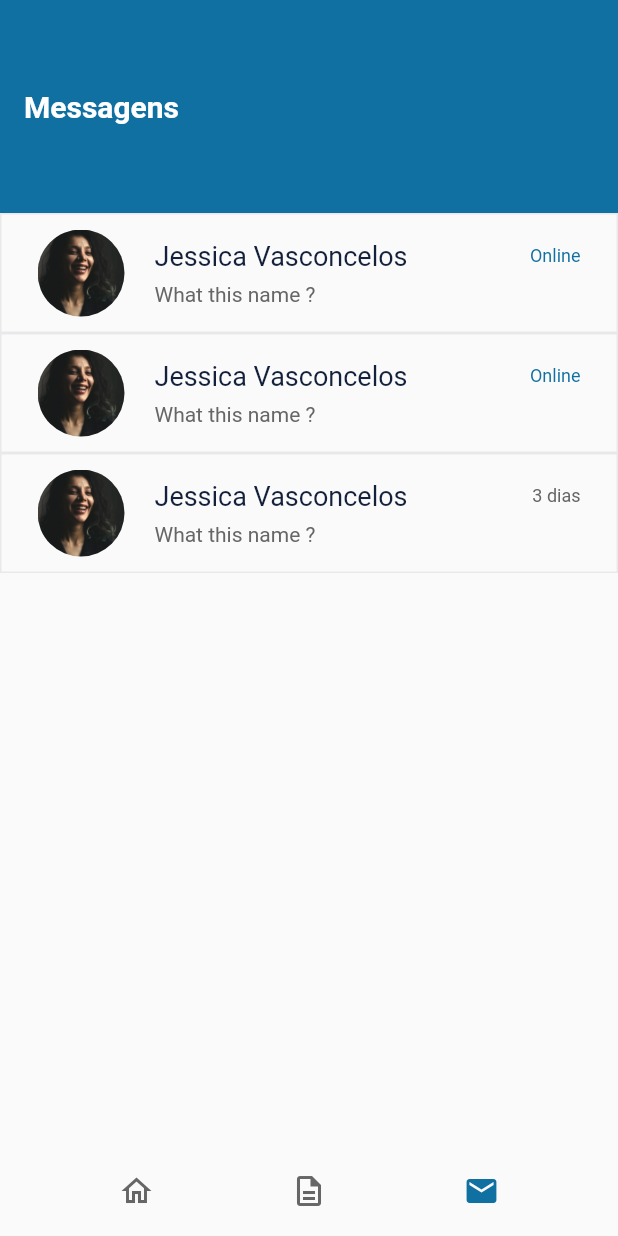
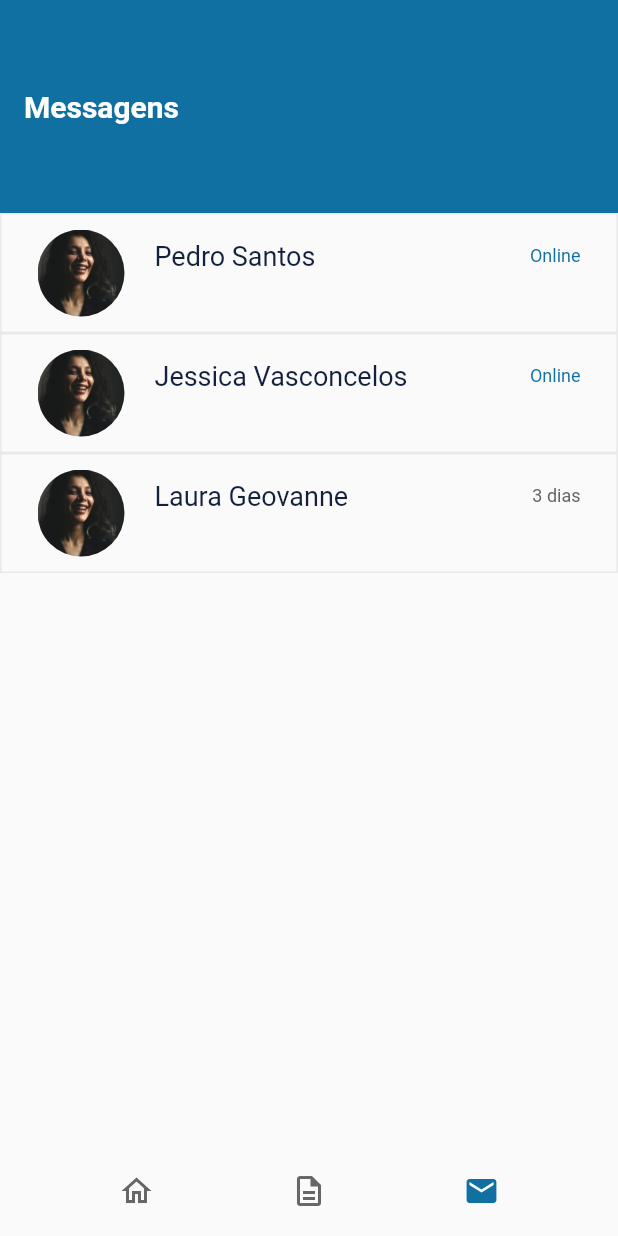
Before and after one commit to DanielCabral/mobile-flutter, a Flutter app: the MessagesPage screen opened by its route, on a phone screen of 412 x 824 dp. Run offline on Flutter 3.47's test engine with Material 2 defaults, Android fonts, the phone set to English and light mode, and no system bars; our stand-ins replace chewie, firebase_core, google_fonts, google_sign_in, shared_preferences, video_player; accounts and stored records are empty; network calls fail.

Commit message:
Added page chat e funcion logout

```diff
--- a/lib/app_widget.dart
+++ b/lib/app_widget.dart
@@ -1,12 +1,14 @@
 
 import 'package:flutter/material.dart';
 import 'package:learnenglish/modules/login/login_page.dart';
+import 'package:learnenglish/shared/shared/models/user_model.dart';
 import 'modules/home/home_page.dart';
 import 'modules/lessonsList/lessons_page.dart';
 import 'modules/messages/messages_page.dart';
 import 'modules/splash/splash_page.dart';
 import 'modules/lessonplayer/lesson_player.dart';
 import 'shared/themes/app_colors.dart';
+import 'package:learnenglish/modules/chatMessage/chat_message_page.dart';
 
 class AppWidget extends StatelessWidget {
   const AppWidget({ Key? key }) : super(key: key);
@@ -22,10 +24,11 @@ class AppWidget extends StatelessWidget {
       routes: {
         "/splash": (context) => SplashPage(),
         "/login": (context) => LoginPage(),
-        "/home": (context) => HomePage(),
+        "/home": (context) => HomePage(user: ModalRoute.of(context)!.settings.arguments as UserModel),
         "/messages": (context) => MessagesPage(),
         "/lessons": (context) => LessonsPage(),
         "/video": (context) => LessonPlayer(),
+        "/chat": (context) => ChatMessagePage(),
       },
     );
   }
--- a/lib/modules/messages/messages_page.dart
+++ b/lib/modules/messages/messages_page.dart
@@ -13,42 +13,6 @@ class MessagesPage extends StatefulWidget {
 
 class _MessagesPageState extends State<MessagesPage> {
   final controller = MessagesController();
-
-  final pages = [
-    Container(
-      child: Column(
-        mainAxisAlignment: MainAxisAlignment.start,
-        children: [
-          ChatList(
-            data: ChatModel(
-              name: "Jessica Vasconcelos",
-              status:"Online",
-              lastView:"3 dias",
-              lastMessage: "What this name ?",
-              photo:""
-              )
-          ),
-          ChatList(
-            data: ChatModel(
-              name: "Jessica Vasconcelos",
-              status:"Online",
-              lastView:"",
-              lastMessage: "What this name ?",
-              photo:""
-              )
-          ),
-          ChatList(
-            data: ChatModel(
-              name: "Jessica Vasconcelos",
-              status:"",
-              lastView:"3 dias",
-              lastMessage: "What this name ?",
-              photo:""
-              )
-          ),
-        ],
-      ),
-    )];
   @override
   Widget build(BuildContext context) {
     return Scaffold(
@@ -67,7 +31,49 @@ class _MessagesPageState extends State<MessagesPage> {
                     fontWeight: FontWeight.bold),
               )))),
         ),
-        body: pages[controller.currentPage],
+        body:    Container(
+      child: Column(
+        mainAxisAlignment: MainAxisAlignment.start,
+        children: [
+          ChatList(
+            data: ChatModel(
+              name: "Pedro Santos",
+              status:"Online",
+              lastView:"3 dias",
+              lastMessage: "",
+              photo:"person2.jpeg"
+            ),
+              onTap: () {
+                        Navigator.pushNamed(context, "/chat");
+                      }
+          ),
+          ChatList(
+            data: ChatModel(
+              name: "Jessica Vasconcelos",
+              status:"Online",
+              lastView:"",
+              lastMessage: "",
+              photo:"person2.jpeg"
+              ),
+                            onTap: () {
+                        Navigator.pushNamed(context, "/chat");
+                      }
+          ),
+          ChatList(
+            data: ChatModel(
+              name: "Laura Geovanne",
+              status:"",
+              lastView:"3 dias",
+              lastMessage: "",
+              photo:"person2.jpeg"
+              ),
+                            onTap: () {
+                        Navigator.pushNamed(context, "/chat");
+                      }
+          ),
+        ],
+      ),
+    ),
         bottomNavigationBar: Container(
             height: 60,
             child: Row(
--- a/lib/shared/auth/auth_controller.dart
+++ b/lib/shared/auth/auth_controller.dart
@@ -11,7 +11,7 @@ class AuthController {
     if (user != null) {
       saveUser(user);
       _user = user;
-      Navigator.pushReplacementNamed(context, "/home");
+      Navigator.pushReplacementNamed(context, "/home", arguments: user);
     } else {
       Navigator.pushReplacementNamed(context, "/login");
     }
--- a/lib/shared/widgets/chatList/chat_list.dart
+++ b/lib/shared/widgets/chatList/chat_list.dart
@@ -4,12 +4,15 @@ import 'package:learnenglish/shared/themes/app_colors.dart';
 
 class ChatList extends StatelessWidget {
   final ChatModel data;
-  const ChatList({Key? key, required this.data}) : super(key: key);
+  final VoidCallback onTap;
+  const ChatList({Key? key, required this.data, required this.onTap}) : super(key: key);
 
   @override
   Widget build(BuildContext context) {
     final size = MediaQuery.of(context).size;
-    return Container(
+    return InkWell(
+      onTap: onTap,
+      child: Container(
         decoration: BoxDecoration( border: Border.all(
         color: AppColors.grey,
         width: 1,
@@ -25,7 +28,7 @@ class ChatList extends StatelessWidget {
                 decoration: BoxDecoration(
                   image: DecorationImage(
                     image: AssetImage(
-                      'assets/images/person.jpeg'),
+                        'assets/images/${data.photo}'),
                     fit: BoxFit.cover,
                   ),
                   borderRadius: BorderRadius.circular(50),
@@ -74,6 +77,7 @@ class ChatList extends StatelessWidget {
             ],
           ),
         ),
+      ),
     );
   }
 }
```
Also changed, not shown: lib/modules/chatMessage/chat_message_controller.dart (added, +7 -0 lines), lib/modules/chatMessage/chat_message_page.dart (added, +117 -0 lines), lib/modules/home/home_page.dart (+42 -37 lines), assets/images/person1.jpeg (added), assets/images/person2.jpeg (added), assets/images/person3.jpeg (added), pubspec.lock, 1 other file. Lines whose indentation alone changed are shown as unchanged.
